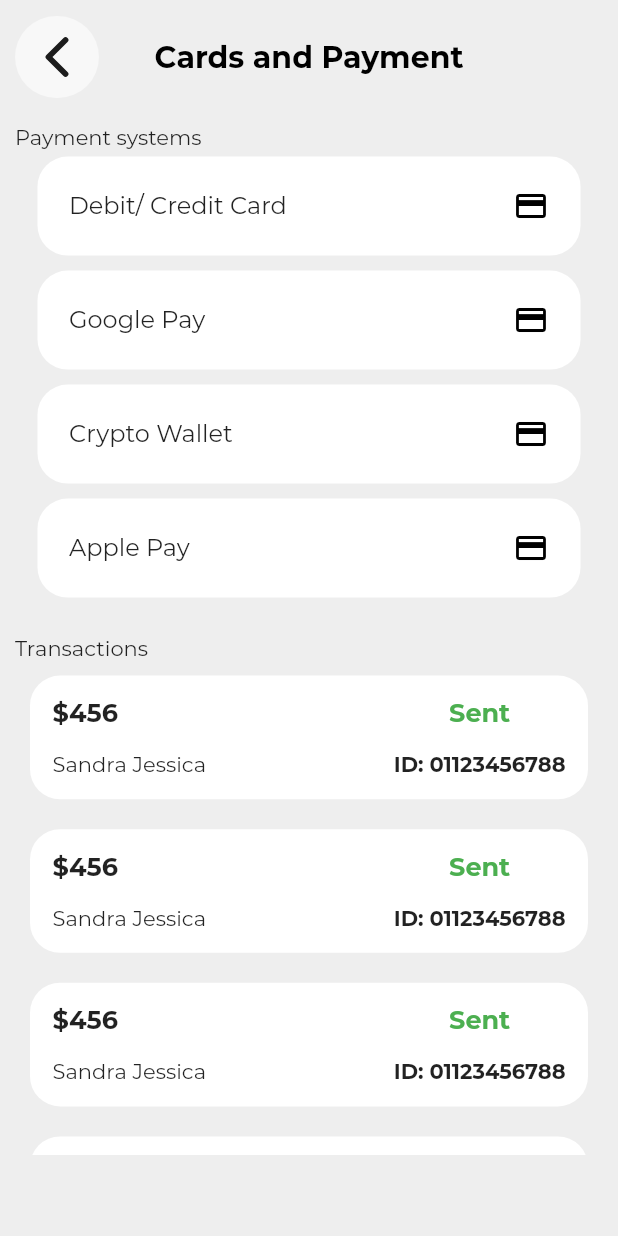
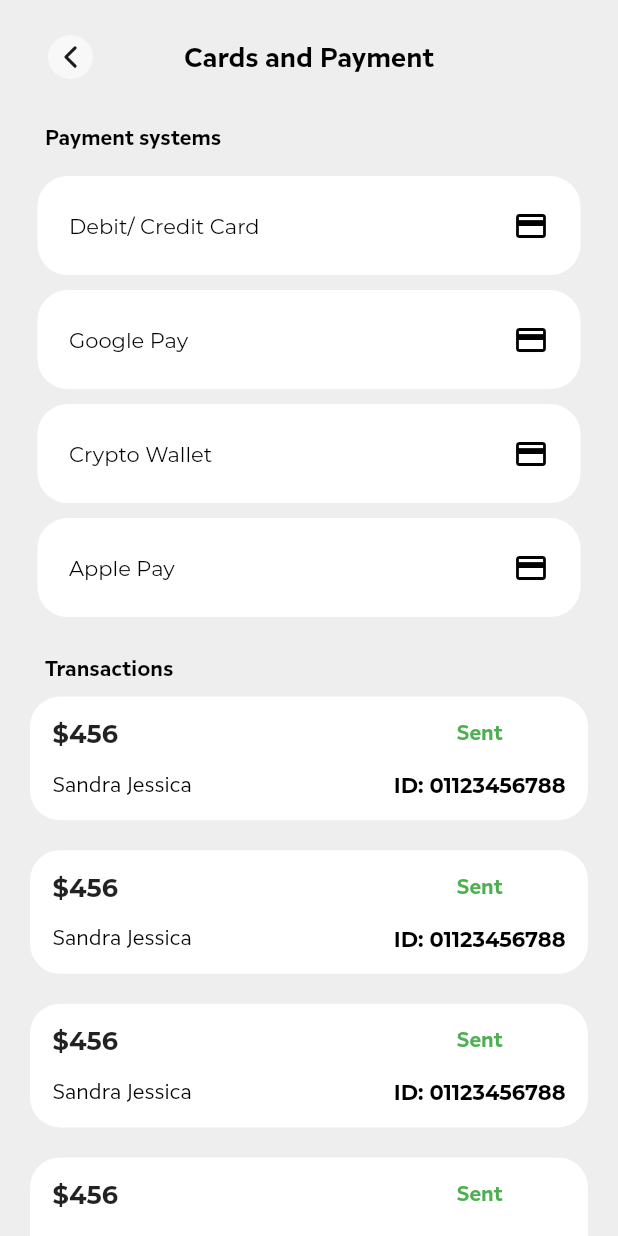
Before and after one commit to naztechnation/Petnity, a Flutter app: the PaymentAndCard screen opened by its route, on a phone screen of 412 x 824 dp. Run offline on Flutter 3.47's test engine with Material 2 defaults, Android fonts, the phone set to English and light mode, and no system bars; our stand-ins replace equatable, flutter_bloc, flutter_svg, fluttertoast, geocoding, geolocator and 4 more; project files that could hold a hidden picture were left out.

Commit message:
edited drawer items

```diff
--- a/lib/res/app_routes.dart
+++ b/lib/res/app_routes.dart
@@ -7,7 +7,7 @@ import 'package:petnity/ui/auth/sign_up.dart';
 import 'package:petnity/ui/kyc/kyc_screen_one.dart';
 import 'package:petnity/ui/landing_page/shop_screen/cart.dart';
 import 'package:petnity/ui/landing_page/shop_screen/product_detail_screen.dart';
-import 'package:petnity/ui/settings/Acount_Deleted.dart';
+import 'package:petnity/ui/settings/acount_deleted.dart';
 import 'package:petnity/ui/settings/change_email.dart';
 import 'package:petnity/ui/settings/change_email_&_number_option.dart';
 import 'package:petnity/ui/settings/change_number.dart';
--- a/lib/service_povider_section/widget/drawer_custom.dart
+++ b/lib/service_povider_section/widget/drawer_custom.dart
@@ -49,10 +49,10 @@ class SPCustomDrawer extends StatelessWidget {
                       height: 25,
                     ),
                     title: Align(
-                       alignment: Alignment(-1.19, 0),
+                       alignment: Alignment(-1.15, 0),
 
                       child: Text(
-                        'Profile            ',
+                        'Profile',
                         style: TextStyle(
                             fontWeight: FontWeight.w600,
                             fontSize: 14,
--- a/lib/ui/settings/payment_and_card.dart
+++ b/lib/ui/settings/payment_and_card.dart
@@ -1,8 +1,9 @@
 import 'package:flutter/material.dart';
 import 'package:petnity/res/app_colors.dart';
 import 'package:petnity/res/app_constants.dart';
-import 'package:petnity/res/app_images.dart';
-import 'package:petnity/ui/widgets/image_view.dart';
+
+import '../../res/app_strings.dart';
+import '../widgets/back_button.dart';
 
 class PaymentAndCard extends StatelessWidget {
   final TextEditingController number = TextEditingController();
@@ -18,28 +19,41 @@ class PaymentAndCard extends StatelessWidget {
           child: AppBar(
             elevation: 0,
             backgroundColor: AppColors.lightBackground,
-            leading: InkWell(
-              child: ImageView.svg(AppImages.backButton),
-              onTap: () {
-                Navigator.pop(context);
-              },
-            ),
+            leading: backButton(context),
             title: Text(
               'Cards and Payment',
-              style:
-                  TextStyle(color: Colors.black, fontWeight: FontWeight.bold),
+             style: TextStyle(
+                        fontSize: 18.0,
+                        fontWeight: FontWeight.w600,
+                        color: Colors.black,
+                        fontFamily: AppStrings.interSans
+
+                        ),
             ),
             centerTitle: true,
           ),
         ),
       ),
-      body: Container(
+      body: ListView(
+        shrinkWrap: true,
+        children: [
+          Container(
             padding: EdgeInsets.symmetric(horizontal: 10),
             child: Column(
               mainAxisAlignment: MainAxisAlignment.start,
               crossAxisAlignment: CrossAxisAlignment.start,
               children: [
-            Text('Payment systems'),
+                Padding(
+                  padding: const EdgeInsets.only(left:20.0),
+                  child: Text('Payment systems', style: TextStyle(
+                              fontSize: 14.0,
+                              fontWeight: FontWeight.w600,
+                              color: Colors.black,
+                              fontFamily: AppStrings.interSans
+
+                              ),),
+                ),
+                            const SizedBox(height: 12,),
                 _PaymentSystemTile(
                     title: 'Debit/ Credit Card',
                     route: Container(),
@@ -75,10 +89,19 @@ class PaymentAndCard extends StatelessWidget {
                 SizedBox(
                   height: 20,
                 ),
-            Text('Transactions'),
-            Container(
-              height: screenSize(context).height * .4,
-              child: ListView.builder(
+                Padding(
+                  padding: const EdgeInsets.only(left:20.0),
+                  child: Text('Transactions',style: TextStyle(
+                                fontSize: 14.0,
+                                fontWeight: FontWeight.w600,
+                                color: Colors.black,
+                                fontFamily: AppStrings.interSans
+
+                                ),),
+                ),
+                ListView.builder(
+                  shrinkWrap: true,
+                  physics: NeverScrollableScrollPhysics(),
                   itemBuilder: (context, index) {
                     return InkWell(
                       onTap: () {
@@ -107,7 +130,13 @@ class PaymentAndCard extends StatelessWidget {
                                     fontWeight: FontWeight.bold,
                                   ),
                                 ),
-                              Text('Sandra Jessica')
+                                Text('Sandra Jessica',style: TextStyle(
+                            fontSize: 14.0,
+                            fontWeight: FontWeight.w400,
+                            color: Colors.black,
+                            fontFamily: AppStrings.interSans
+
+                            ),)
                               ],
                             ),
                             Column(
@@ -117,15 +146,21 @@ class PaymentAndCard extends StatelessWidget {
                                 Text(
                                   'Sent',
                                  style: TextStyle(
-                                  fontSize: 17,
+                            fontSize: 14.0,
+                            fontWeight: FontWeight.w600,
                             color: Colors.green,
-                                  fontWeight: FontWeight.bold,
+                            fontFamily: AppStrings.interSans
+
                             ),
                                 ),
                                 Text(
                                   'ID: 01123456788',
                                   style: TextStyle(
-                                  fontWeight: FontWeight.bold,
+                            fontSize: 14.0,
+                            fontWeight: FontWeight.w600,
+                            color: Colors.black,
+                            fontFamily: AppStrings.montserrat
+
                             ),
                                 )
                               ],
@@ -136,10 +171,11 @@ class PaymentAndCard extends StatelessWidget {
                     );
                   },
                   itemCount: 6,
-              ),
                 )
               ],
             ),
+          ),
+        ],
       ),
     );
   }
@@ -160,6 +196,12 @@ class PaymentAndCard extends StatelessWidget {
       child: ListTile(
         title: Text(
           title,
+          style: TextStyle(
+                          fontSize: 14.0,
+                          fontWeight: FontWeight.w400,
+                          color: Colors.black,
+
+                          ),
         ),
         trailing: icon,
         onTap: onpressed,
--- a/lib/ui/settings/update_successful_page.dart
+++ b/lib/ui/settings/update_successful_page.dart
@@ -1,13 +1,10 @@
 import 'package:flutter/material.dart';
 import 'package:petnity/res/app_colors.dart';
 import 'package:petnity/res/app_constants.dart';
-import 'package:petnity/res/app_images.dart';
 import 'package:petnity/res/app_strings.dart';
-import 'package:petnity/ui/settings/settings.dart';
 import 'package:petnity/ui/widgets/back_button.dart';
 import 'package:petnity/ui/widgets/button_view.dart';
 import 'package:petnity/ui/widgets/custom_text.dart';
-import 'package:petnity/ui/widgets/image_view.dart';
 
 class UpdateSuccessfulScreen extends StatelessWidget {
   final String successMessage;
```
Also changed, not shown: lib/ui/Profile/profile.dart (+57 -14 lines), lib/ui/settings/change_password.dart (+3 -8 lines), lib/ui/settings/settings.dart (+31 -15 lines), lib/ui/support/live_support_chat.dart (+3 -6 lines), lib/ui/support/support.dart (+2 -6 lines). Lines whose indentation alone changed are shown as unchanged.
